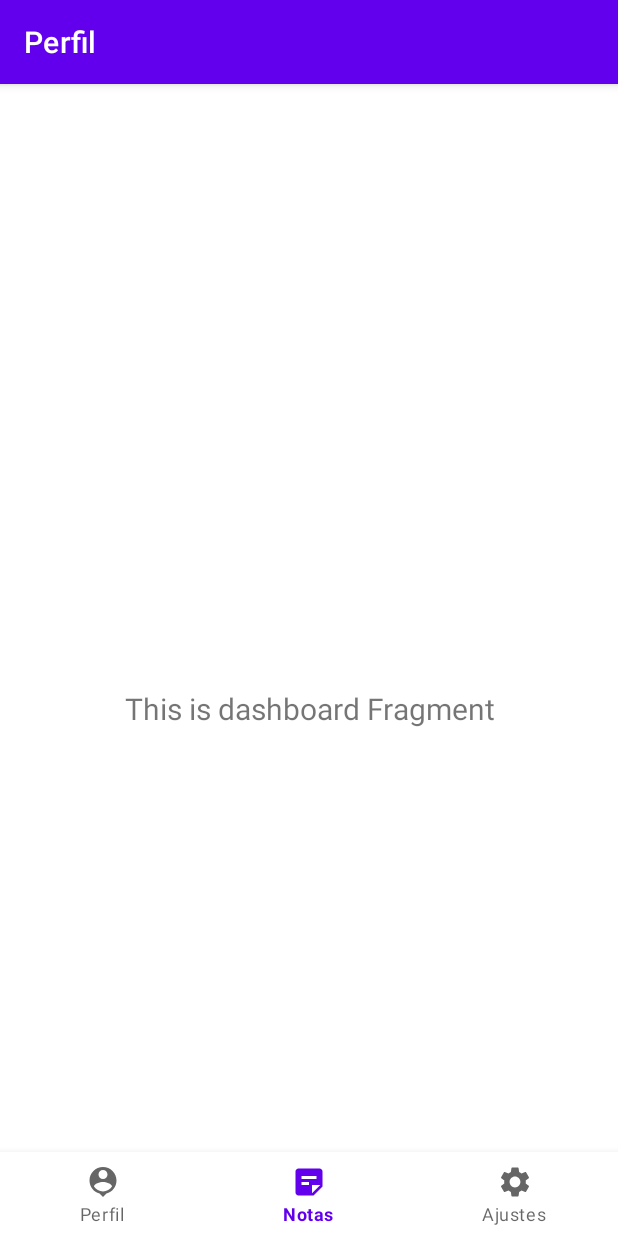
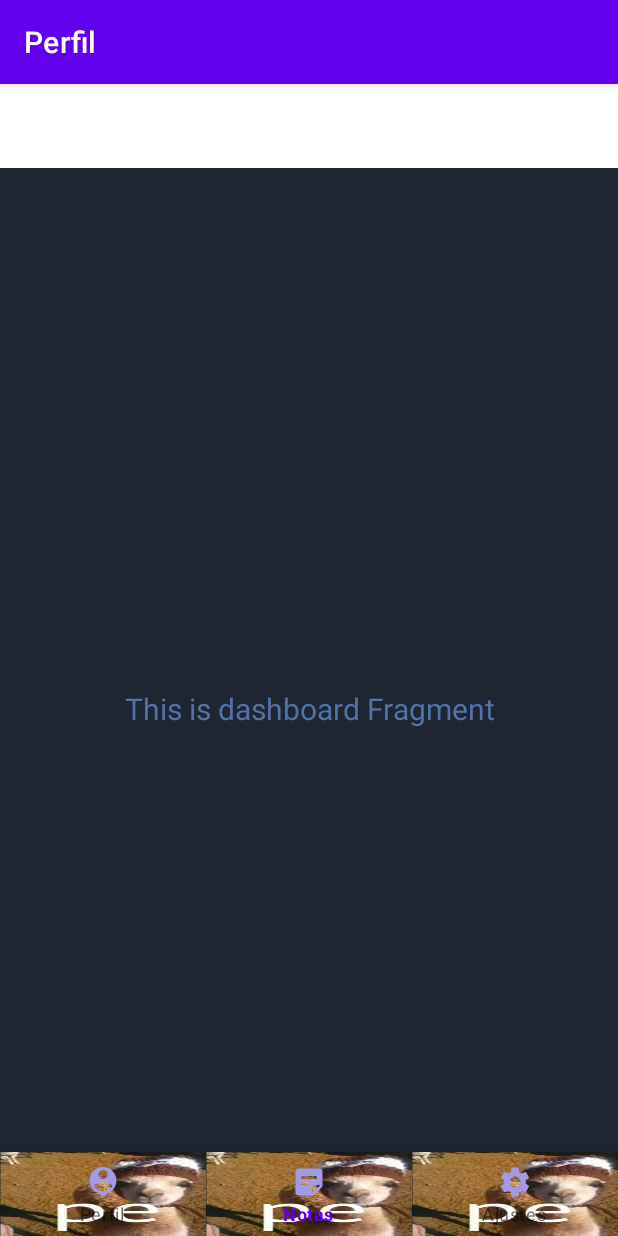
Before and after one commit to drums71ck/MyReminder, an Android app: the DashboardFragment screen opened through its navigation route, item 2 of the bottom bar chosen, on a phone screen of 412 x 824 dp. Run offline under Robolectric (Android 15) with nearby library versions, the phone set to English and light mode, and no system bars; our stand-ins replace navigation-ui.

Commit message:
cambio de color y pe

```diff
--- a/app/src/main/java/com/example/myreminder/notes.kt
+++ b/app/src/main/java/com/example/myreminder/notes.kt
@@ -1,5 +1,6 @@
 package com.example.myreminder
 
+import android.media.MediaPlayer
 import android.os.Bundle
 import com.google.android.material.bottomnavigation.BottomNavigationView
 import androidx.appcompat.app.AppCompatActivity
@@ -12,6 +13,8 @@ import com.example.myreminder.databinding.ActivityNotesBinding
 class notes : AppCompatActivity() {
 
     private lateinit var binding: ActivityNotesBinding
+    private lateinit var mediaPlayer: MediaPlayer
+
 
     override fun onCreate(savedInstanceState: Bundle?) {
         super.onCreate(savedInstanceState)
@@ -31,5 +34,28 @@ class notes : AppCompatActivity() {
         )
         setupActionBarWithNavController(navController, appBarConfiguration)
         navView.setupWithNavController(navController)
+
+        mediaPlayer = MediaPlayer.create(this,R.raw.click_sound)
+
+        navView.setOnNavigationItemSelectedListener { menuItem ->
+            // Reproducir sonido al presionar un elemento del Navigation Bar
+            mediaPlayer.start()
+
+            when (menuItem.itemId) {
+                R.id.navigation_home -> {
+                    // Lógica para el elemento Home
+                    true
+                }
+                R.id.navigation_dashboard -> {
+                    // Lógica para el elemento Dashboard
+                    true
+                }
+                R.id.navigation_notifications -> {
+                    // Lógica para el elemento Notifications
+                    true
+                }
+                else -> false
+            }
+        }
     }
 }
--- a/app/src/main/res/layout/activity_notes.xml
+++ b/app/src/main/res/layout/activity_notes.xml
@@ -10,9 +10,9 @@
         android:id="@+id/nav_view"
         android:layout_width="0dp"
         android:layout_height="wrap_content"
-        android:layout_marginStart="0dp"
-        android:layout_marginEnd="0dp"
         android:background="?android:attr/windowBackground"
+        app:itemBackground="@drawable/pe"
+        app:itemIconTint="@color/purple_blue"
         app:layout_constraintBottom_toBottomOf="parent"
         app:layout_constraintLeft_toLeftOf="parent"
         app:layout_constraintRight_toRightOf="parent"
--- a/app/src/main/res/layout/fragment_dashboard.xml
+++ b/app/src/main/res/layout/fragment_dashboard.xml
@@ -4,9 +4,11 @@
     xmlns:tools="http://schemas.android.com/tools"
     android:layout_width="match_parent"
     android:layout_height="match_parent"
+    android:background="@color/black_blued"
     tools:context=".ui.dashboard.DashboardFragment">
 
     <TextView
+        android:textColor="@color/gray_blued"
         android:id="@+id/text_dashboard"
         android:layout_width="match_parent"
         android:layout_height="wrap_content"
--- a/app/src/main/res/layout/fragment_home.xml
+++ b/app/src/main/res/layout/fragment_home.xml
@@ -4,10 +4,13 @@
     xmlns:tools="http://schemas.android.com/tools"
     android:layout_width="match_parent"
     android:layout_height="match_parent"
+    android:background="@color/black_blued"
     tools:context=".ui.home.HomeFragment">
 
     <TextView
         android:id="@+id/text_home"
+        android:textColor="@color/gray_blued"
+
         android:layout_width="match_parent"
         android:layout_height="wrap_content"
         android:layout_marginStart="8dp"
--- a/app/src/main/res/layout/fragment_notifications.xml
+++ b/app/src/main/res/layout/fragment_notifications.xml
@@ -4,9 +4,11 @@
     xmlns:tools="http://schemas.android.com/tools"
     android:layout_width="match_parent"
     android:layout_height="match_parent"
+    android:background="@color/black_blued"
     tools:context=".ui.notifications.NotificationsFragment">
 
     <TextView
+        android:textColor="@color/gray_blued"
         android:id="@+id/text_notifications"
         android:layout_width="match_parent"
         android:layout_height="wrap_content"
```
Also changed, not shown: 1 other file.
